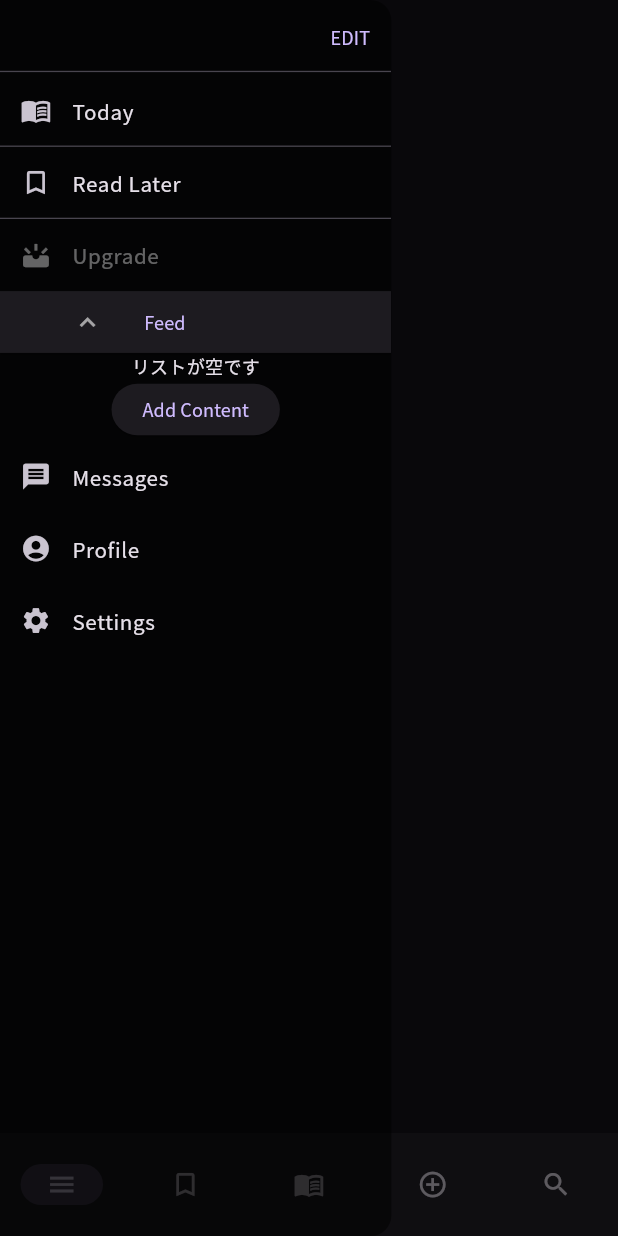
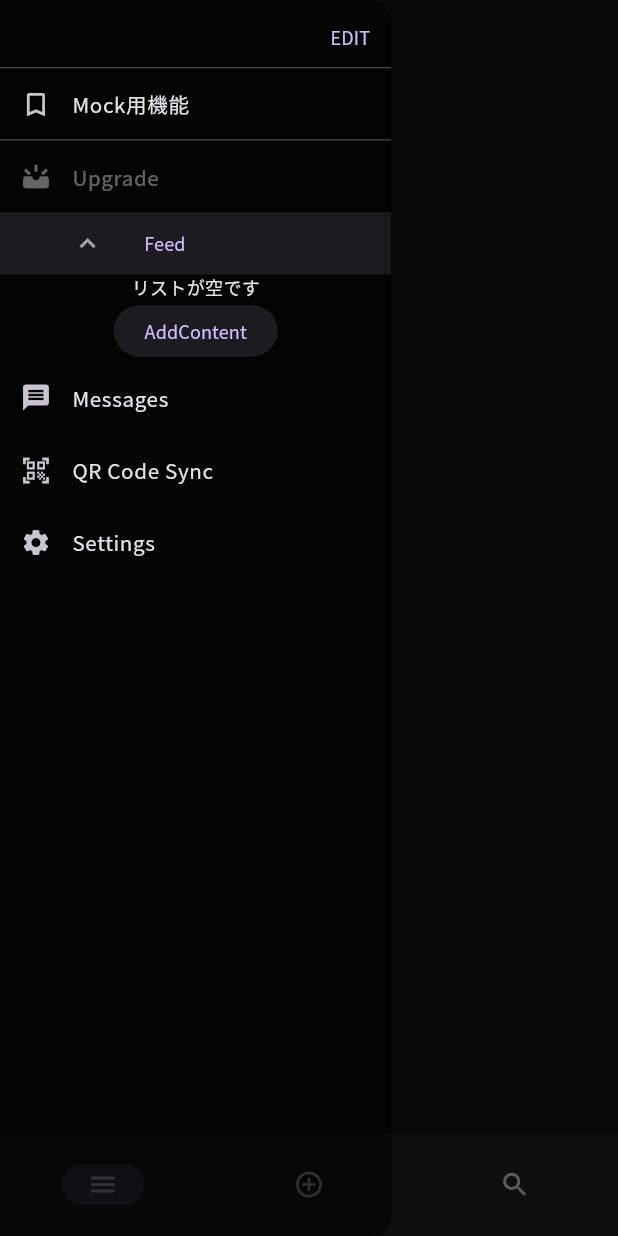
Before and after one commit to XRayZen/feedays, a Flutter app: the screen it shows after launch, item 2 of the bottom bar chosen, with the side drawer open, on a phone screen of 412 x 824 dp. Run offline on Flutter 3.47's test engine with Material 2 defaults, Android fonts, the phone set to English and light mode, and no system bars; our stand-ins replace dio, flutter_html, flutter_riverpod, hive, hive_flutter, infinite_scroll_pagination and 6 more; missing offline and left inert: drag_and_drop_lists, metadata_fetch, ogp_data_extract, webfeed; accounts and stored records are empty; network calls fail.

Commit message:
いくつかの機能を非表示

```diff
--- a/lib/ui/page/start_page.dart
+++ b/lib/ui/page/start_page.dart
@@ -97,26 +97,24 @@ class _StartPageViewState extends ConsumerState<StartPageView> {
       onDestinationSelected: (value) => _selectedDestination(value, context),
       animationDuration: const Duration(seconds: 3),
       elevation: 20, //標高
-      // height: getResponsiveValue(context, 100, 100, 70),
       labelBehavior: NavigationDestinationLabelBehavior.alwaysHide,
-      // backgroundColor: Colors.black,
-      // surfaceTintColor: Colors.black,
       destinations: const <Widget>[
         NavigationDestination(
           icon: Icon(Icons.menu),
           label: 'Menu',
           tooltip: 'open a menu',
         ),
-        NavigationDestination(
-          icon: Icon(Icons.bookmark_border),
-          label: 'ReadLater',
-          tooltip: 'Read later',
-        ),
-        NavigationDestination(
-          icon: Icon(Icons.menu_book),
-          label: 'TodayArticle',
-          tooltip: 'Today articles',
-        ),
+        //これらのページは後で実装する
+        // NavigationDestination(
+        //   icon: Icon(Icons.bookmark_border),
+        //   label: 'ReadLater',
+        //   tooltip: 'Read later',
+        // ),
+        // NavigationDestination(
+        //   icon: Icon(Icons.menu_book),
+        //   label: 'TodayArticle',
+        //   tooltip: 'Today articles',
+        // ),
         NavigationDestination(
           icon: Icon(Icons.add_circle_outline_sharp),
           label: 'AddContent',
--- a/lib/ui/widgets/drawer_menu.dart
+++ b/lib/ui/widgets/drawer_menu.dart
@@ -43,7 +43,7 @@ class _DrawerMenuState extends ConsumerState<AppDrawerMenu> {
       controller: scrollController,
       slivers: [
         SliverToBoxAdapter(child: _editButton()),
-        SliverToBoxAdapter(child: _pageListTiles()),
+        SliverToBoxAdapter(child: _upperListTiles()),
         SliverToBoxAdapter(child: customExpansion('Feed')),
         SliverVisibility(
           visible: _isExpanded,
@@ -51,7 +51,51 @@ class _DrawerMenuState extends ConsumerState<AppDrawerMenu> {
           maintainState: true,
         ),
         SliverToBoxAdapter(
-          child: Column(
+          child: downListTile(),
+        )
+      ],
+    );
+  }
+
+    Widget _upperListTiles() {
+    return Column(
+      crossAxisAlignment: CrossAxisAlignment.start,
+      children: [
+        // const Divider(thickness: 1, height: 5),
+        // TodayTile(),
+        const Divider(thickness: 1, height: 0.05),
+        ListTile(
+          leading: const Icon(Icons.bookmark_border),
+          title: const Text('Mock用機能'),
+          onTap: () async {
+            final mockValidSites = await genValidSite();
+            //今はテスト用にリストを挿入している
+            await ref
+                .watch(useCaseProvider)
+                .rssUsecase
+                .registerRssSite(mockValidSites);
+            // セットステートでUIを再描画させる
+            setState(() {});
+          },
+        ),
+        const Divider(thickness: 1, height: 0.05),
+        Tooltip(
+          waitDuration: const Duration(milliseconds: 700),
+          message: '今はまだ有料化するほどの機能はない',
+          child: ListTile(
+            leading: const Icon(Icons.upcoming),
+            title: const Text('Upgrade'),
+            enabled: false,
+            onTap: () {},
+            //PLAN:今はまだ有料化するほどの機能はない
+          ),
+        ),
+      ],
+    );
+  }
+
+  Column downListTile() {
+    return Column(
           children: [
             ElevatedButton(
               onPressed: () {
@@ -59,23 +103,30 @@ class _DrawerMenuState extends ConsumerState<AppDrawerMenu> {
                     TabBarViewType.addContent;
                 startPageScaffoldKey.currentState!.closeDrawer();
               },
-                child: const Text('Add Content'),
+              child: const Text('AddContent'),
             ),
-              const ListTile(
-                leading: Icon(Icons.message),
-                title: Text('Messages'),
+            //これらはページ遷移にする
+            ListTile(
+              leading: const Icon(Icons.message),
+              title: const Text('Messages'),
+              onTap: () {
+                //
+              },
             ),
-              const ListTile(
-                leading: Icon(Icons.account_circle),
-                title: Text('Profile'),
+            ListTile(
+              leading: const Icon(Icons.qr_code_scanner),
+              title: const Text('QR Code Sync'),
+              onTap: () {
+                //
+              },
             ),
-              const ListTile(
-                leading: Icon(Icons.settings),
-                title: Text('Settings'),
+            ListTile(
+              leading: const Icon(Icons.settings),
+              title: const Text('Settings'),
+              onTap: () {
+                //
+              },
             ),
-            ],
-          ),
-        )
           ],
         );
   }
@@ -139,19 +190,16 @@ class _DrawerMenuState extends ConsumerState<AppDrawerMenu> {
     );
   }
 
-  Widget _pageListTiles() {
-    return Column(
-      crossAxisAlignment: CrossAxisAlignment.start,
-      children: [
-        const Divider(thickness: 1, height: 5),
-        ListTile(
+
+
+  ListTile todayTile() {
+    return ListTile(
       leading: const Icon(Icons.menu_book),
       title: const Text('Today'),
       onTap: () {
         //TodayPageに表示を切り替えてメニューを閉じる
         startPageScaffoldKey.currentState!.setState(() {
-              ref.watch(barViewTypeProvider.notifier).state =
-                  TabBarViewType.toDay;
+          ref.watch(barViewTypeProvider.notifier).state = TabBarViewType.toDay;
         });
         startPageScaffoldKey.currentState!.closeDrawer();
       },
@@ -161,35 +209,6 @@ class _DrawerMenuState extends ConsumerState<AppDrawerMenu> {
           await ref.watch(useCaseProvider).localRepo.clear();
         });
       },
-        ),
-        const Divider(thickness: 1, height: 0.05),
-        ListTile(
-          leading: const Icon(Icons.bookmark_border),
-          title: const Text('Read Later'),
-          onTap: () async {
-            final mockValidSites = await genValidSite();
-            //今はテスト用にリストを挿入している
-            await ref
-                .watch(useCaseProvider)
-                .rssUsecase
-                .registerRssSite(mockValidSites);
-            // セットステートでUIを再描画させる
-            setState(() {});
-          },
-        ),
-        const Divider(thickness: 1, height: 0.05),
-        Tooltip(
-          waitDuration: const Duration(milliseconds: 700),
-          message: '今はまだ有料化するほどの機能はない',
-          child: ListTile(
-            leading: const Icon(Icons.upcoming),
-            title: const Text('Upgrade'),
-            onTap: () {},
-            enabled: false,
-            //PLAN:今はまだ有料化するほどの機能はない
-          ),
-        ),
-      ],
     );
   }
   //
```
Also changed, not shown: lib/ui/page/detail/feed_detail_page.dart (+2 -67 lines), lib/ui/widgets/dialog/text_edit_dialog.dart (added, +12 -0 lines), lib/ui/widgets/drawer/subsc_site_list.dart (+72 -6 lines). Lines whose indentation alone changed are shown as unchanged.
